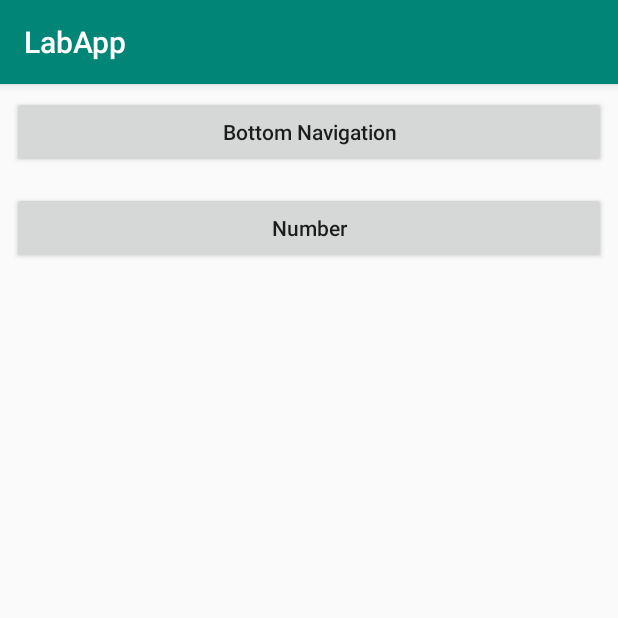
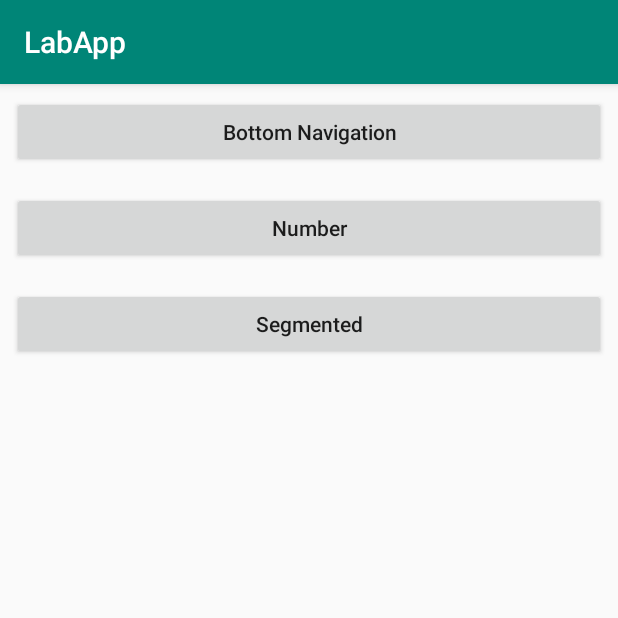
Before and after one commit to HermesHsieh/AndroidLab, an Android app: the screen it shows after launch (MainActivity), on a phone screen of 412 x 824 dp, the top half of it. Run offline under Robolectric (Android 15) with nearby library versions, the phone set to English and light mode, and no system bars.

```diff
--- a/app/src/main/AndroidManifest.xml
+++ b/app/src/main/AndroidManifest.xml
@@ -25,6 +25,7 @@
         </activity>
         <activity android:name=".activity.bottomnavigation.BottomNavigationActivity"/>
         <activity android:name=".activity.number.NumberActivity"/>
+        <activity android:name=".activity.segmented.SegmentedActivity"/>
     </application>
 
 </manifest>
--- a/app/src/main/kotlin/android/lab/app/activity/main/MainActivity.kt
+++ b/app/src/main/kotlin/android/lab/app/activity/main/MainActivity.kt
@@ -6,6 +6,7 @@ import android.content.IntentFilter
 import android.lab.app.R
 import android.lab.app.activity.bottomnavigation.BottomNavigationActivity
 import android.lab.app.activity.number.NumberActivity
+import android.lab.app.activity.segmented.SegmentedActivity
 import android.lab.app.receiver.LocaleChangedReceiver
 import android.os.Bundle
 import android.support.v7.app.AppCompatActivity
@@ -25,6 +26,9 @@ class MainActivity : AppCompatActivity() {
         }
         btn_number?.setOnClickListener {
             startActivity<NumberActivity>()
+        }
+        btn_segmented?.setOnClickListener {
+            startActivity<SegmentedActivity>()
         }
         println("*---Default---*")
         printLocale(Locale.getDefault())
--- a/app/src/main/res/layout/activity_main.xml
+++ b/app/src/main/res/layout/activity_main.xml
@@ -31,6 +31,15 @@
             android:textAllCaps="false"
             />
 
+        <android.support.v7.widget.AppCompatButton
+            android:id="@+id/btn_segmented"
+            android:layout_width="match_parent"
+            android:layout_height="wrap_content"
+            android:layout_margin="@dimen/layout_padding"
+            android:text="@string/main_btn_segmented"
+            android:textAllCaps="false"
+            />
+
         <android.support.v7.widget.AppCompatTextView
             android:id="@+id/info"
             android:layout_width="match_parent"
--- a/app/src/main/res/values/strings.xml
+++ b/app/src/main/res/values/strings.xml
@@ -2,6 +2,7 @@
     <string name="app_name">LabApp</string>
     <string name="main_btn_bottom_navigation">Bottom Navigation</string>
     <string name="main_btn_number">Number</string>
+    <string name="main_btn_segmented">Segmented</string>
 
     <string name="navigation_main">Home</string>
     <string name="navigation_find">Find</string>
```
Also changed, not shown: app/src/main/kotlin/android/lab/app/activity/number/NumberActivity.kt (+17 -0 lines), app/src/main/kotlin/android/lab/app/activity/segmented/SegmentedActivity.kt (added, +28 -0 lines), app/src/main/res/layout/activity_segmented.xml (added, +7 -0 lines).
